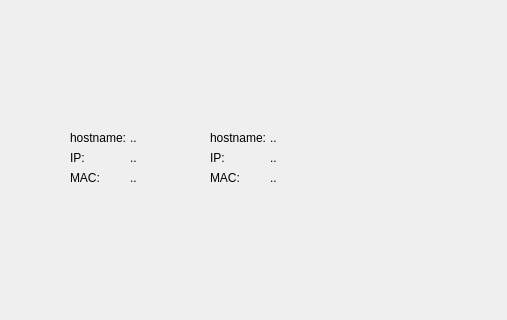
The window that discovering1.ui (raedessid/PythonProject) describes before a commit, drawn with Qt 5; both pictures show x 0 to 507 and y 0 to 320 of the 800 by 600 pixel window.
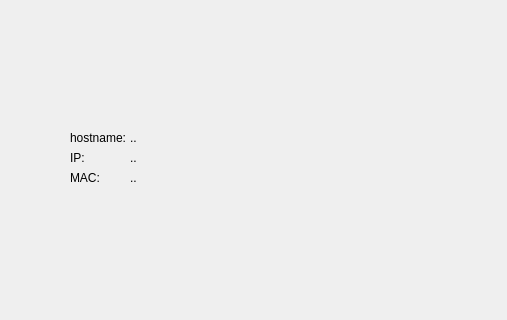
The same window after the commit. Icons and pictures are not drawn.

The edit to the form file:
```diff
--- a/discovering1.ui
+++ b/discovering1.ui
@@ -117,100 +117,6 @@
     <string>..</string>
    </property>
   </widget>
-  <widget class="QLabel" name="label_62">
-   <property name="geometry">
-    <rect>
-     <x>270</x>
-     <y>170</y>
-     <width>55</width>
-     <height>16</height>
-    </rect>
-   </property>
-   <property name="text">
-    <string>..</string>
-   </property>
-  </widget>
-  <widget class="QLabel" name="label_63">
-   <property name="geometry">
-    <rect>
-     <x>210</x>
-     <y>130</y>
-     <width>55</width>
-     <height>16</height>
-    </rect>
-   </property>
-   <property name="text">
-    <string>hostname:</string>
-   </property>
-  </widget>
-  <widget class="QLabel" name="label_64">
-   <property name="geometry">
-    <rect>
-     <x>270</x>
-     <y>150</y>
-     <width>55</width>
-     <height>16</height>
-    </rect>
-   </property>
-   <property name="text">
-    <string>..</string>
-   </property>
-  </widget>
-  <widget class="QLabel" name="label_65">
-   <property name="geometry">
-    <rect>
-     <x>210</x>
-     <y>170</y>
-     <width>55</width>
-     <height>16</height>
-    </rect>
-   </property>
-   <property name="text">
-    <string>MAC:</string>
-   </property>
-  </widget>
-  <widget class="QLabel" name="label_66">
-   <property name="geometry">
-    <rect>
-     <x>270</x>
-     <y>130</y>
-     <width>55</width>
-     <height>16</height>
-    </rect>
-   </property>
-   <property name="text">
-    <string>..</string>
-   </property>
-  </widget>
-  <widget class="QLabel" name="label_67">
-   <property name="geometry">
-    <rect>
-     <x>210</x>
-     <y>150</y>
-     <width>55</width>
-     <height>16</height>
-    </rect>
-   </property>
-   <property name="text">
-    <string>IP:</string>
-   </property>
-  </widget>
-  <widget class="QLabel" name="label_68">
-   <property name="geometry">
-    <rect>
-     <x>210</x>
-     <y>30</y>
-     <width>71</width>
-     <height>91</height>
-    </rect>
-   </property>
-   <property name="text">
-    <string/>
-   </property>
-   <property name="pixmap">
-    <pixmap>../../Downloads/computer (2).png</pixmap>
-   </property>
-  </widget>
   <widget class="QLabel" name="label">
    <property name="geometry">
     <rect>
```
Left out of the diff: 16 changed lines with no effect on the pictures.
